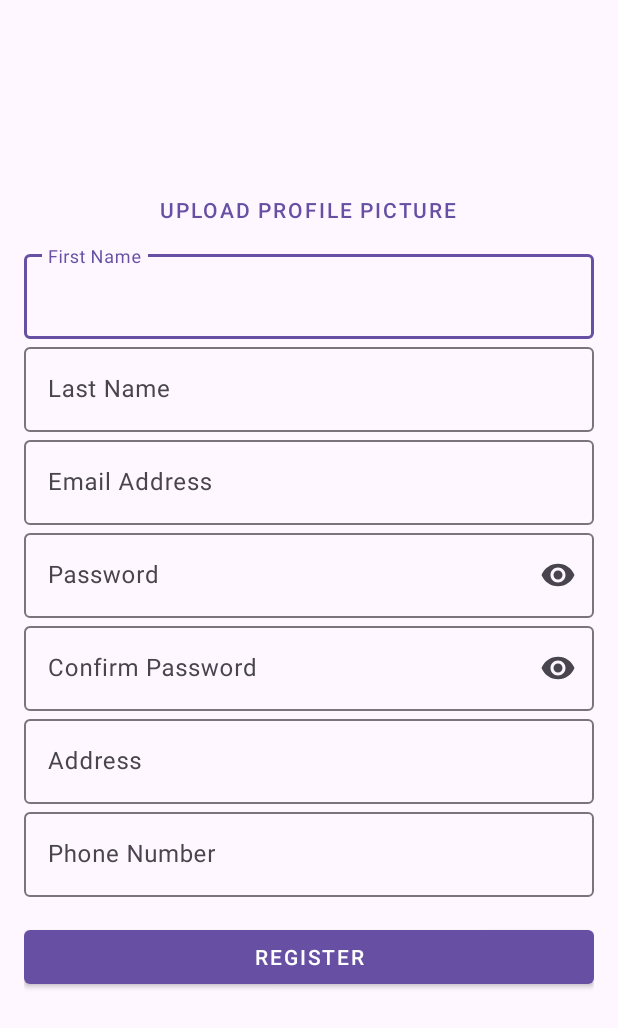
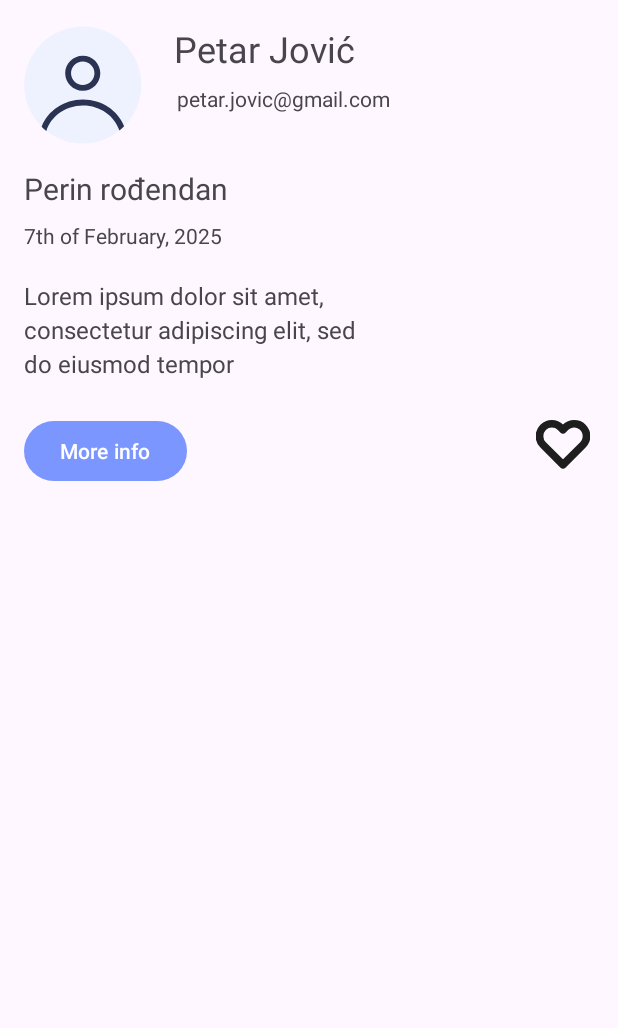
Before and after one commit to kzi-nastava/ma-project-event-planner-siit-2024-team-2, an Android app: the screen it shows after launch (RegisterActivity before the commit, HomeActivity after it), on a phone screen of 412 x 824 dp. Shown: the top 1028 px of the screen. Run offline under Robolectric (Android 15) with nearby library versions, the phone set to English and light mode, and no system bars.

Commit message:
Add event fragment

```diff
--- a/app/src/main/AndroidManifest.xml
+++ b/app/src/main/AndroidManifest.xml
@@ -13,16 +13,16 @@
         android:theme="@style/Theme.EventPlanner"
         tools:targetApi="31">
         <activity
-            android:name=".HomeActivity"
+            android:name=".activities.HomeActivity"
             android:exported="false" />
         <activity
-            android:name=".LoginActivity"
+            android:name=".activities.LoginActivity"
             android:exported="false" />
         <activity
-            android:name=".RegisterActivity"
+            android:name=".activities.RegisterActivity"
             android:exported="false" />
         <activity
-            android:name=".MainActivity"
+            android:name=".activities.MainActivity"
             android:exported="true">
             <intent-filter>
                 <action android:name="android.intent.action.MAIN" />
--- a/app/src/main/java/com/example/eventplanner/activities/HomeActivity.java
+++ b/app/src/main/java/com/example/eventplanner/activities/HomeActivity.java
@@ -1,4 +1,4 @@
-package com.example.eventplanner;
+package com.example.eventplanner.activities;
 
 import android.os.Bundle;
 
@@ -7,6 +7,8 @@ import androidx.appcompat.app.AppCompatActivity;
 import androidx.core.graphics.Insets;
 import androidx.core.view.ViewCompat;
 import androidx.core.view.WindowInsetsCompat;
+
+import com.example.eventplanner.R;
 
 public class HomeActivity extends AppCompatActivity {
 
--- a/app/src/main/java/com/example/eventplanner/activities/MainActivity.java
+++ b/app/src/main/java/com/example/eventplanner/activities/MainActivity.java
@@ -1,4 +1,4 @@
-package com.example.eventplanner;
+package com.example.eventplanner.activities;
 
 import android.content.Intent;
 import android.os.Bundle;
@@ -8,6 +8,8 @@ import androidx.appcompat.app.AppCompatActivity;
 import androidx.core.graphics.Insets;
 import androidx.core.view.ViewCompat;
 import androidx.core.view.WindowInsetsCompat;
+
+import com.example.eventplanner.R;
 
 public class MainActivity extends AppCompatActivity {
 
@@ -21,7 +23,7 @@ public class MainActivity extends AppCompatActivity {
             v.setPadding(systemBars.left, systemBars.top, systemBars.right, systemBars.bottom);
             return insets;
         });
-        Intent intent = new Intent(MainActivity.this, RegisterActivity.class);
+        Intent intent = new Intent(MainActivity.this, HomeActivity.class);
         startActivity(intent);
     }
 }
--- a/app/src/main/java/com/example/eventplanner/activities/RegisterActivity.java
+++ b/app/src/main/java/com/example/eventplanner/activities/RegisterActivity.java
@@ -1,4 +1,4 @@
-package com.example.eventplanner;
+package com.example.eventplanner.activities;
 
 import android.content.Intent;
 import android.os.Bundle;
@@ -10,6 +10,7 @@ import android.widget.Toast;
 
 import androidx.appcompat.app.AppCompatActivity;
 
+import com.example.eventplanner.R;
 import com.google.android.material.textfield.TextInputEditText;
 
 public class RegisterActivity extends AppCompatActivity {
--- /dev/null
+++ b/app/src/main/res/drawable/heart.xml
@@ -0,0 +1,17 @@
+<vector xmlns:android="http://schemas.android.com/apk/res/android"
+    android:width="28dp"
+    android:height="28dp"
+    android:viewportWidth="28"
+    android:viewportHeight="28">
+  <group>
+    <clip-path
+        android:pathData="M0,0h28v28h-28z"/>
+    <path
+        android:pathData="M24.313,5.378C23.717,4.782 23.01,4.309 22.231,3.987C21.452,3.664 20.618,3.498 19.775,3.498C18.932,3.498 18.097,3.664 17.319,3.987C16.54,4.309 15.833,4.782 15.237,5.378L14,6.615L12.763,5.378C11.56,4.175 9.927,3.498 8.225,3.498C6.523,3.498 4.89,4.175 3.687,5.378C2.483,6.582 1.807,8.214 1.807,9.917C1.807,11.619 2.483,13.251 3.687,14.455L14,24.768L24.313,14.455C24.91,13.859 25.382,13.151 25.705,12.373C26.028,11.594 26.194,10.759 26.194,9.917C26.194,9.074 26.028,8.239 25.705,7.46C25.382,6.682 24.91,5.974 24.313,5.378Z"
+        android:strokeLineJoin="round"
+        android:strokeWidth="4"
+        android:fillColor="#00000000"
+        android:strokeColor="#1E1E1E"
+        android:strokeLineCap="round"/>
+  </group>
+</vector>
--- /dev/null
+++ b/app/src/main/res/drawable/profile_picture.xml
@@ -0,0 +1,9 @@
+<vector xmlns:android="http://schemas.android.com/apk/res/android" android:height="40dp" android:viewportHeight="41" android:viewportWidth="41" android:width="40dp">
+
+    <path android:fillColor="#EEF2FF" android:pathData="M20.036,0.833L20.036,0.833A20.022,19.978 134.799,0 1,40.08 20.744L40.08,20.744A20.022,19.978 134.799,0 1,20.126 40.833L20.126,40.833A20.022,19.978 134.799,0 1,0.081 20.921L0.081,20.921A20.022,19.978 134.799,0 1,20.036 0.833z"/>
+
+    <path android:fillColor="#2B3352" android:fillType="evenOdd" android:pathData="M26.072,16.806C26.079,20.12 23.399,22.818 20.085,22.833C16.772,22.847 14.079,20.173 14.072,16.859C14.064,13.546 16.745,10.847 20.058,10.833C23.372,10.818 26.064,13.493 26.072,16.806ZM24.072,16.815C24.077,19.024 22.29,20.823 20.081,20.833C17.872,20.843 16.077,19.06 16.072,16.85C16.067,14.641 17.854,12.842 20.063,12.833C22.272,12.823 24.067,14.606 24.072,16.815Z"/>
+
+    <path android:fillColor="#2B3352" android:pathData="M20.092,25.833C13.618,25.861 8.11,29.714 6.021,35.087C6.534,35.593 7.074,36.071 7.639,36.52C9.193,31.589 14.093,27.859 20.097,27.833C26.1,27.806 31.017,31.492 32.593,36.41C33.156,35.956 33.694,35.473 34.205,34.963C32.091,29.608 26.566,25.804 20.092,25.833Z"/>
+
+</vector>
--- a/app/src/main/res/layout/activity_home.xml
+++ b/app/src/main/res/layout/activity_home.xml
@@ -5,6 +5,19 @@
     android:id="@+id/main"
     android:layout_width="match_parent"
     android:layout_height="match_parent"
-    tools:context=".HomeActivity">
+    tools:context=".activities.HomeActivity">
 
+    <LinearLayout
+        android:layout_width="409dp"
+        android:layout_height="729dp"
+        android:orientation="vertical"
+        app:layout_constraintStart_toStartOf="parent"
+        app:layout_constraintTop_toTopOf="parent">
+
+        <androidx.fragment.app.FragmentContainerView
+            android:id="@+id/fragmentContainerView2"
+            android:name="com.example.eventplanner.fragments.EventCompactFragment"
+            android:layout_width="match_parent"
+            android:layout_height="wrap_content" />
+    </LinearLayout>
 </androidx.constraintlayout.widget.ConstraintLayout>
--- a/app/src/main/res/layout/activity_main.xml
+++ b/app/src/main/res/layout/activity_main.xml
@@ -5,7 +5,7 @@
     android:id="@+id/main"
     android:layout_width="match_parent"
     android:layout_height="match_parent"
-    tools:context=".MainActivity">
+    tools:context=".activities.MainActivity">
 
     <TextView
         android:layout_width="wrap_content"
--- a/app/src/main/res/layout/fragment_event_compact.xml
+++ b/app/src/main/res/layout/fragment_event_compact.xml
@@ -1,14 +1,97 @@
 <?xml version="1.0" encoding="utf-8"?>
-<FrameLayout xmlns:android="http://schemas.android.com/apk/res/android"
+<androidx.constraintlayout.widget.ConstraintLayout xmlns:android="http://schemas.android.com/apk/res/android"
+    xmlns:app="http://schemas.android.com/apk/res-auto"
     xmlns:tools="http://schemas.android.com/tools"
+    android:id="@+id/constraintLayout"
     android:layout_width="match_parent"
-    android:layout_height="match_parent"
+    android:layout_height="330dp"
     tools:context=".fragments.EventCompactFragment">
 
-    <!-- TODO: Update blank fragment layout -->
+    <ImageView
+        android:id="@+id/profilePicture"
+        android:layout_width="80dp"
+        android:layout_height="80dp"
+        android:layout_marginStart="16dp"
+        android:layout_marginTop="16dp"
+        android:cropToPadding="false"
+        app:layout_constraintStart_toStartOf="parent"
+        app:layout_constraintTop_toTopOf="parent"
+        app:srcCompat="@drawable/profile_picture"
+        tools:src="@drawable/profile_picture" />
+
     <TextView
-        android:layout_width="match_parent"
-        android:layout_height="match_parent"
-        android:text="@string/hello_blank_fragment" />
+        android:id="@+id/username"
+        android:layout_width="wrap_content"
+        android:layout_height="wrap_content"
+        android:layout_marginStart="20dp"
+        android:layout_marginTop="16dp"
+        android:ems="10"
+        android:text="Petar Jović"
+        android:textSize="24sp"
+        app:layout_constraintStart_toEndOf="@+id/profilePicture"
+        app:layout_constraintTop_toTopOf="parent" />
 
-</FrameLayout>
+    <TextView
+        android:id="@+id/email"
+        android:layout_width="wrap_content"
+        android:layout_height="wrap_content"
+        android:layout_marginStart="22dp"
+        android:layout_marginTop="7dp"
+        android:text="petar.jovic@gmail.com"
+        app:layout_constraintStart_toEndOf="@+id/profilePicture"
+        app:layout_constraintTop_toBottomOf="@+id/username" />
+
+    <TextView
+        android:id="@+id/eventName"
+        android:layout_width="wrap_content"
+        android:layout_height="wrap_content"
+        android:layout_marginStart="16dp"
+        android:layout_marginTop="16dp"
+        android:text="Perin rođendan"
+        android:textSize="20sp"
+        app:layout_constraintStart_toStartOf="parent"
+        app:layout_constraintTop_toBottomOf="@+id/profilePicture" />
+
+    <TextView
+        android:id="@+id/eventDate"
+        android:layout_width="wrap_content"
+        android:layout_height="wrap_content"
+        android:layout_marginStart="16dp"
+        android:layout_marginTop="8dp"
+        android:text="7th of February, 2025"
+        app:layout_constraintStart_toStartOf="parent"
+        app:layout_constraintTop_toBottomOf="@+id/eventName" />
+
+    <TextView
+        android:id="@+id/eventDescription"
+        android:layout_width="239dp"
+        android:layout_height="72dp"
+        android:layout_marginStart="16dp"
+        android:layout_marginTop="19dp"
+        android:lineSpacingExtra="4sp"
+        android:text="Lorem ipsum dolor sit amet, consectetur adipiscing elit, sed do eiusmod tempor"
+        android:textSize="16sp"
+        app:layout_constraintStart_toStartOf="parent"
+        app:layout_constraintTop_toBottomOf="@+id/eventDate" />
+
+    <Button
+        android:id="@+id/button2"
+        android:layout_width="wrap_content"
+        android:layout_height="wrap_content"
+        android:layout_marginStart="16dp"
+        android:layout_marginBottom="5dp"
+        android:text="More info"
+        app:layout_constraintBottom_toBottomOf="parent"
+        app:layout_constraintStart_toStartOf="parent" />
+
+    <ImageButton
+        android:id="@+id/imageButton"
+        android:layout_width="36dp"
+        android:layout_height="36dp"
+        android:layout_marginEnd="16dp"
+        android:layout_marginBottom="16dp"
+        android:background="@drawable/heart"
+        app:layout_constraintBottom_toBottomOf="parent"
+        app:layout_constraintEnd_toEndOf="parent" />
+
+</androidx.constraintlayout.widget.ConstraintLayout>
--- a/app/src/main/res/values/strings.xml
+++ b/app/src/main/res/values/strings.xml
@@ -1,3 +1,5 @@
 <resources>
     <string name="app_name">EventPlanner</string>
+    <!-- TODO: Remove or change this placeholder text -->
+    <string name="hello_blank_fragment">Hello blank fragment</string>
 </resources>
--- a/app/src/main/res/values/themes.xml
+++ b/app/src/main/res/values/themes.xml
@@ -3,6 +3,8 @@
     <style name="Base.Theme.EventPlanner" parent="Theme.Material3.DayNight.NoActionBar">
         <!-- Customize your light theme here. -->
         <!-- <item name="colorPrimary">@color/my_light_primary</item> -->
+        <item name="colorPrimary">@color/primary_color</item>
+        <item name="backgroundColor">@color/white</item>
     </style>
 
     <style name="Theme.EventPlanner" parent="Base.Theme.EventPlanner" />
```
Also changed, not shown: app/src/main/java/com/example/eventplanner/activities/LoginActivity.java (+2 -5 lines).
